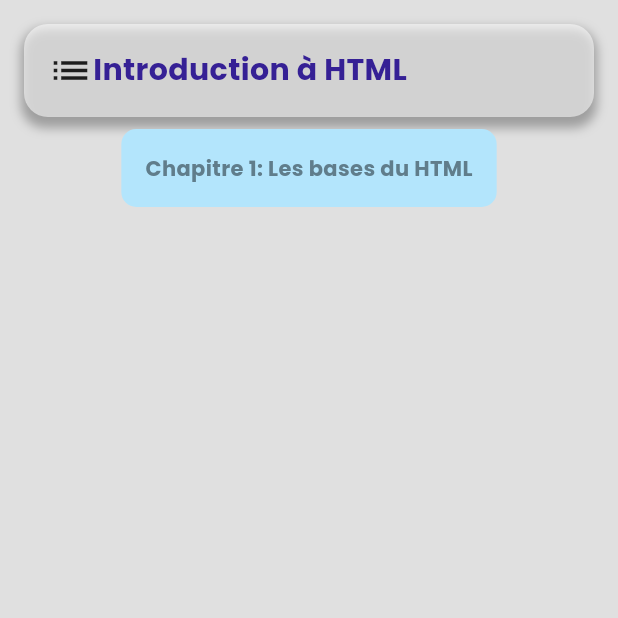
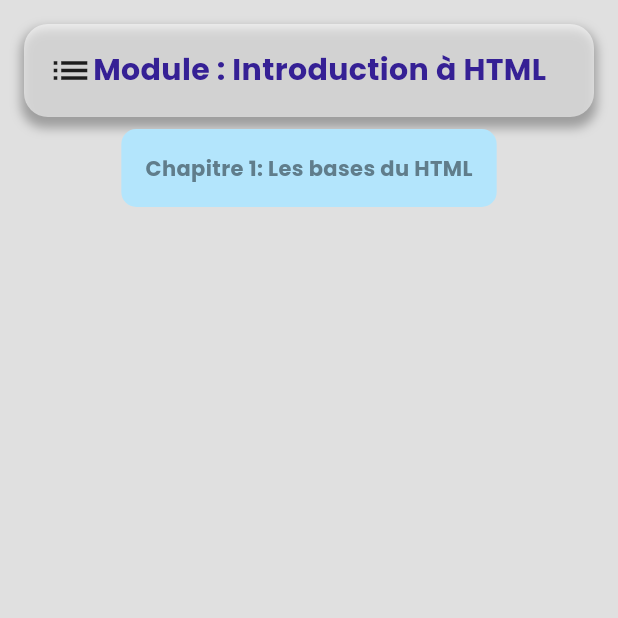
Before and after one commit to Godisouleymane/Nerd-app, a Flutter app: the CourseProgressScreen screen opened directly, on a phone screen of 412 x 824 dp, the top half of it. Run offline on Flutter 3.47's test engine with Material 3 defaults, Android fonts, the phone set to English and light mode, and no system bars; our stand-ins replace cloud_firestore, firebase_auth, firebase_core, flutter_svg, google_fonts, google_sign_in and 1 more; missing offline and left inert: dev_icons; accounts and stored records are empty.

Commit message:
styler le ui de la page html

```diff
--- a/lib/views/parcours/html/screenHTML.dart
+++ b/lib/views/parcours/html/screenHTML.dart
@@ -59,6 +59,7 @@ class _CourseProgressScreenState extends State<CourseProgressScreen> {
                         ),
                         child: Row(
                           crossAxisAlignment: CrossAxisAlignment.start,
+                          mainAxisAlignment: MainAxisAlignment.start,
                           children: [
                             const Icon(
                               Icons.list,
@@ -66,7 +67,8 @@ class _CourseProgressScreenState extends State<CourseProgressScreen> {
                             ),
                             Flexible(
                               child: Text(
-                               selectedModule?.title ?? 'Chargement...',
+                                'Module : ${selectedModule?.title}' ??
+                                    'Chargement...',
                                 softWrap: true,
                                 style: const TextStyle(
                                   color: Color.fromARGB(255, 53, 32, 149),
```
